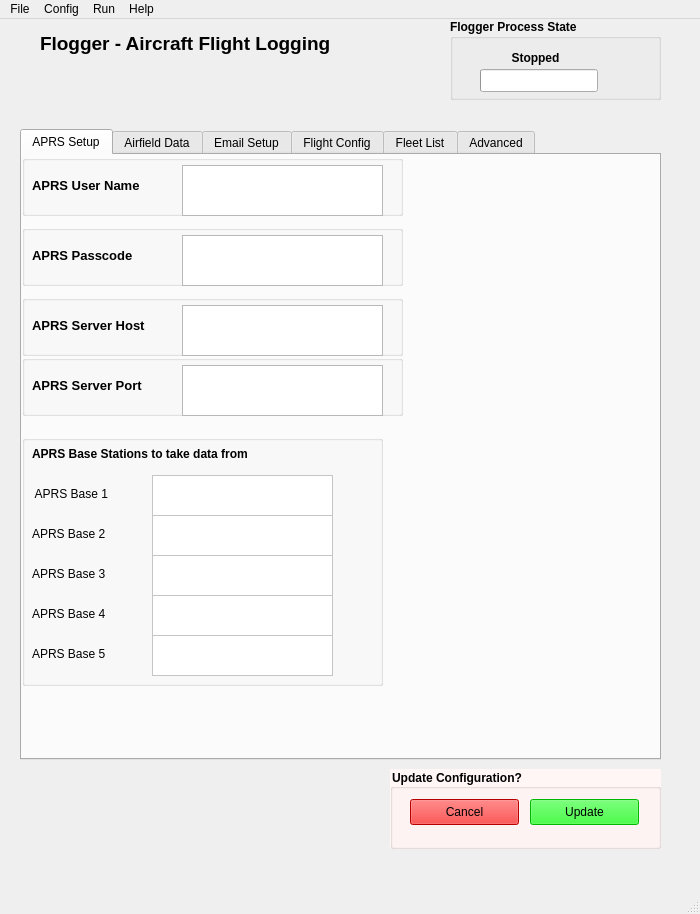
This is flogger_config_1.ui in tobiz/OGN-Flight-Logger_V3 as Qt 5 draws it before an edit. The edited form follows.
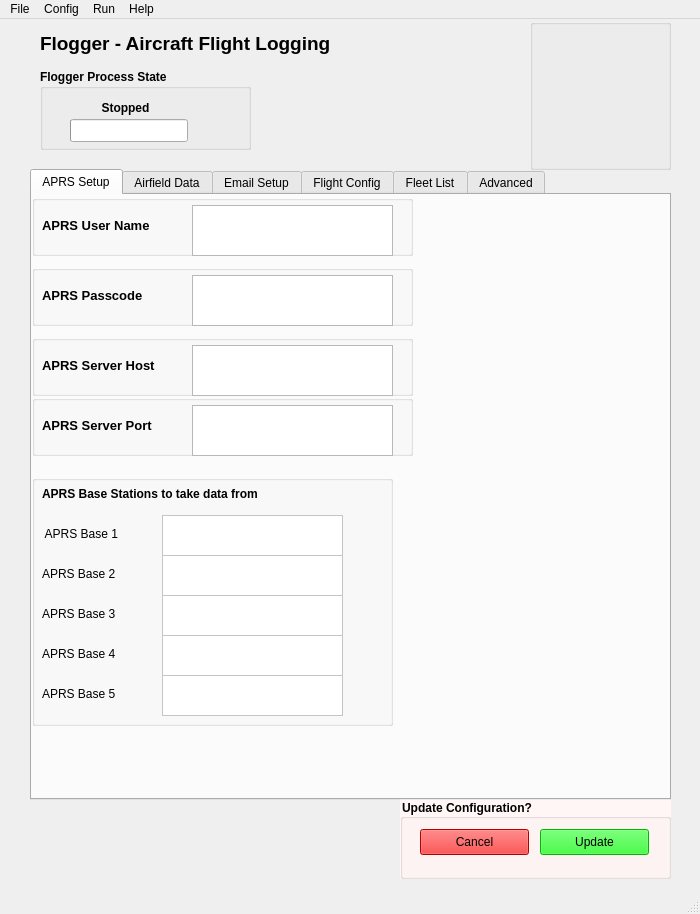
This is the edited form. The open tabs and pages were chosen to show the change. Icons and pictures are not drawn.

Commit message: Add menu bar icon. Still problems to solve

```diff
--- a/flogger_config_1.ui
+++ b/flogger_config_1.ui
@@ -37,8 +37,8 @@
    <widget class="QGroupBox" name="RunningBox">
     <property name="geometry">
      <rect>
-      <x>450</x>
-      <y>0</y>
+      <x>40</x>
+      <y>50</y>
       <width>211</width>
       <height>81</height>
      </rect>
@@ -106,8 +106,8 @@
    <widget class="QGroupBox" name="groupBox">
     <property name="geometry">
      <rect>
-      <x>390</x>
-      <y>750</y>
+      <x>400</x>
+      <y>780</y>
       <width>271</width>
       <height>80</height>
      </rect>
@@ -161,8 +161,8 @@
    <widget class="QTabWidget" name="tabWidget">
     <property name="geometry">
      <rect>
-      <x>20</x>
-      <y>110</y>
+      <x>30</x>
+      <y>150</y>
       <width>641</width>
       <height>631</height>
      </rect>
@@ -2300,6 +2300,41 @@
      </widget>
     </widget>
    </widget>
+   <widget class="QGroupBox" name="IcongroupBox">
+    <property name="geometry">
+     <rect>
+      <x>530</x>
+      <y>0</y>
+      <width>141</width>
+      <height>151</height>
+     </rect>
+    </property>
+    <property name="autoFillBackground">
+     <bool>true</bool>
+    </property>
+    <property name="styleSheet">
+     <string notr="true">background-image: url(:/home.pjr.git_neon.2/OGN-Flight-Logger_V3/flogger_icon-08.png);</string>
+    </property>
+    <property name="title">
+     <string/>
+    </property>
+    <widget class="QLabel" name="Iconlabel">
+     <property name="geometry">
+      <rect>
+       <x>20</x>
+       <y>0</y>
+       <width>131</width>
+       <height>141</height>
+      </rect>
+     </property>
+     <property name="autoFillBackground">
+      <bool>false</bool>
+     </property>
+     <property name="text">
+      <string/>
+     </property>
+    </widget>
+   </widget>
   </widget>
   <widget class="QMenuBar" name="menubar">
    <property name="geometry">
```
Left out of the diff: 6 changed lines with no effect on the pictures. The commit also changes 9 other files.
